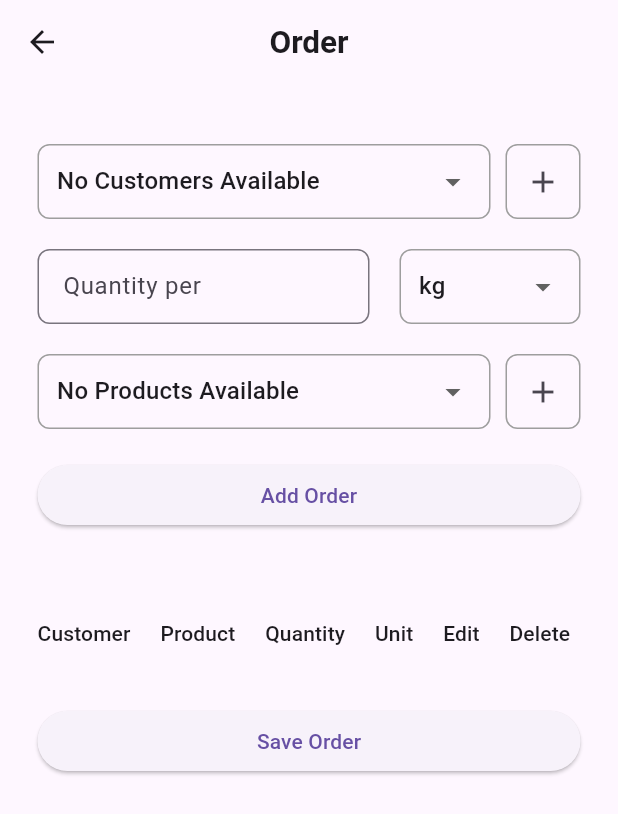
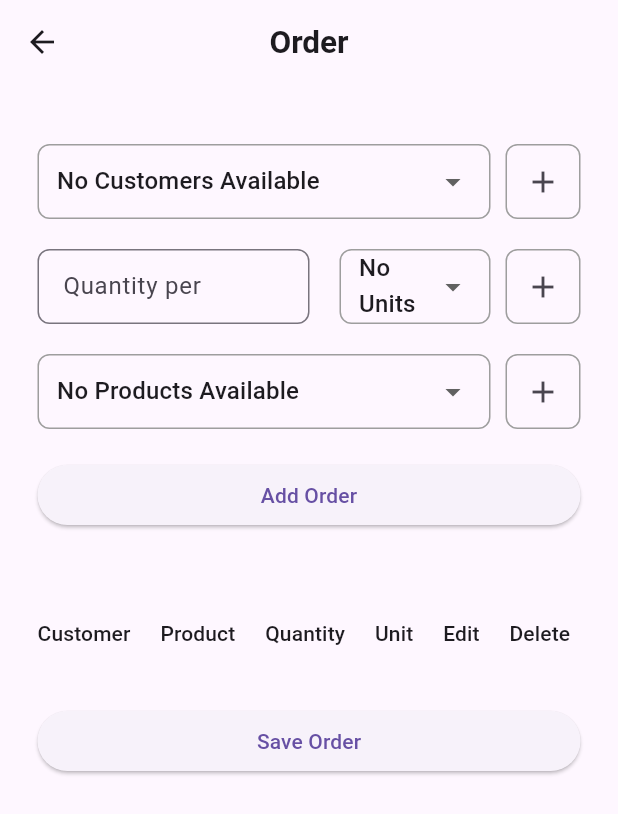
Before and after one commit to Zsen2/Flutter-Order-App, a Flutter app: the screen it shows after launch, after a tap on the "add" icon, on a phone screen of 412 x 824 dp. Shown: the top 814 px of the screen. Run offline on Flutter 3.47's test engine with Material 3 defaults, Android fonts, the phone set to English and light mode, and no system bars; our stand-ins replace device_info_plus, flutter_slidable, open_file, pdf, permission_handler, sqflite; accounts and stored records are empty.

Commit message:
add units editable like products and customer, dropdown menus are sorted

```diff
--- a/lib/models/customLists_model.dart
+++ b/lib/models/customLists_model.dart
@@ -37,3 +37,23 @@ class ProductList {
         'product': product,
       };
 }
+
+class UnitList {
+  final int? id;
+  final String unit;
+
+  const UnitList({
+    required this.unit,
+    this.id,
+  });
+
+  factory UnitList.fromJson(Map<String, dynamic> json) => UnitList(
+        id: json["id"],
+        unit: json["unit"],
+      );
+
+  Map<String, dynamic> toJson() => {
+        'id': id,
+        'unit': unit,
+      };
+}
--- a/lib/pages/order_page.dart
+++ b/lib/pages/order_page.dart
@@ -18,14 +18,14 @@ class OrderPage extends StatefulWidget {
 class _OrderPageState extends State<OrderPage> {
   List<String> customers = [];
   List<String> products = [];
-  var units = ['kg', 'pieces'];
+  List<String> units = [];
 
   final List<OrderTable> orderDetailsList = [];
   bool isEditMode = false;
   OrderTable? currentlyEditingRow;
 
   String _dropdownValue1 = '';
-  String _dropdownValue2 = 'kg';
+  String _dropdownValue2 = '';
   String _dropdownValue3 = '';
 
   final TextEditingController _quantityController = TextEditingController();
@@ -45,6 +45,9 @@ class _OrderPageState extends State<OrderPage> {
   void fetchCustomersAndProducts() async {
     List<CustomerList> fetchedCustomers = await DatabaseHelper.getCustomers();
     List<ProductList> fetchedProducts = await DatabaseHelper.getProducts();
+    List<UnitList> fetchedUnits = await DatabaseHelper.getUnits();
+
+    List<String> unitNames = fetchedUnits.map((unit) => unit.unit).toList();
 
     List<String> customerNames =
         fetchedCustomers.map((customer) => customer.customer).toList();
@@ -57,7 +60,9 @@ class _OrderPageState extends State<OrderPage> {
           customerNames.isNotEmpty ? customerNames : ['No Customers Available'];
       products =
           productNames.isNotEmpty ? productNames : ['No Products Available'];
+      units = unitNames.isNotEmpty ? unitNames : ['No Units Available'];
 
+      _dropdownValue2 = units.first;
       _dropdownValue3 = customers.first;
       _dropdownValue1 = products.first;
     });
@@ -122,6 +127,15 @@ class _OrderPageState extends State<OrderPage> {
                   child: buildDropdown('Select unit', _dropdownValue2,
                       _updateDropdownValue2, units),
                 ),
+                Padding(
+                  padding: const EdgeInsets.only(left: 10),
+                  child: Container(
+                    decoration: BoxDecoration(
+                        border: Border.all(width: 1, color: Colors.grey),
+                        borderRadius: BorderRadius.circular(8)),
+                    child: addButton(context, 'Unit'),
+                  ),
+                ),
               ],
             ),
             const SizedBox(height: 20),
@@ -166,6 +180,7 @@ class _OrderPageState extends State<OrderPage> {
 
   Widget buildDropdown(String hintText, String value,
       Function(String?) onChanged, List<String> items) {
+    items.sort();
     return Container(
       padding: const EdgeInsets.symmetric(horizontal: 12),
       decoration: BoxDecoration(
@@ -192,7 +207,6 @@ class _OrderPageState extends State<OrderPage> {
       onPressed: () {
         Navigator.pushNamed(context, '/addcustomerproduct', arguments: type)
             .then((_) => fetchCustomersAndProducts());
-        ;
       },
     );
   }
@@ -245,7 +259,19 @@ class _OrderPageState extends State<OrderPage> {
       String unit = _dropdownValue2;
       String customer = _dropdownValue3;
 
-      // Parse the quantity from the text controller
+      if (customer == "No Customers Available") {
+        _showSnackBar('No customers available. Please add customers first.');
+        return;
+      }
+      if (product == "No Products Available") {
+        _showSnackBar('No products available. Please add products first.');
+        return;
+      }
+      if (unit == "No Units Available") {
+        _showSnackBar('No units available. Please add units first.');
+        return;
+      }
+
       int quantity;
       try {
         quantity = int.parse(_quantityController.text);
@@ -254,10 +280,9 @@ class _OrderPageState extends State<OrderPage> {
         }
       } catch (e) {
         _showSnackBar('Please enter a valid positive integer for quantity.');
-        return; // Exit the method if an error occurs
+        return;
       }
 
-      // Add the order if no error occurred during quantity parsing
       orderDetailsList.add(OrderTable(
         product: product,
         quantity: quantity,
@@ -266,12 +291,10 @@ class _OrderPageState extends State<OrderPage> {
         date: Utils.formatDate(DateTime.now()),
       ));
 
-      // Clear the quantity text controller for the next input
       _quantityController.clear();
     });
   }
 
-  //Input Handlers
   void _saveOrder() async {
     if (orderDetailsList.isEmpty) {
       _showSnackBar('No orders to save.');
--- a/lib/services/database_helper.dart
+++ b/lib/services/database_helper.dart
@@ -7,9 +7,10 @@ import 'dart:async';
 class DatabaseHelper {
   static StreamController<List<CustomerList>>? _customerStreamController;
   static StreamController<List<ProductList>>? _productStreamController;
+  static StreamController<List<UnitList>>? _unitStreamController;
 
   static const int _version = 1;
-  static const String _dbname = 'database2.db';
+  static const String _dbname = 'database3.db';
 
   static Future<Database> _getDB() async {
     return openDatabase(
@@ -42,6 +43,12 @@ class DatabaseHelper {
         CREATE TABLE IF NOT EXISTS ProductList(
           id INTEGER PRIMARY KEY AUTOINCREMENT,
           product TEXT
+        )
+      ''');
+        await db.execute('''
+        CREATE TABLE IF NOT EXISTS UnitList(
+          id INTEGER PRIMARY KEY AUTOINCREMENT,
+          unit TEXT
         )
       ''');
       },
@@ -228,4 +235,51 @@ class DatabaseHelper {
       whereArgs: [product.id],
     );
   }
+
+  static Future<int> addUnit(UnitList unitList) async {
+    final db = await _getDB();
+    return await db.insert('UnitList', unitList.toJson());
+  }
+
+  static Future<List<UnitList>> getUnits() async {
+    final db = await _getDB();
+    final List<Map<String, dynamic>> maps = await db.query("UnitList");
+    return List.generate(
+        maps.length, (index) => UnitList.fromJson(maps[index]));
+  }
+
+  static Stream<List<UnitList>> unitStream() {
+    _unitStreamController
+        ?.close(); // Close existing stream controller if any to avoid multiple subscriptions
+    _unitStreamController = StreamController<List<UnitList>>.broadcast(
+      onListen: () async {
+        while (_unitStreamController!.hasListener) {
+          final units = await getUnits();
+          _unitStreamController!.add(units);
+          await Future.delayed(const Duration(
+              milliseconds: 500)); // Adjust the frequency as needed
+        }
+      },
+    );
+    return _unitStreamController!.stream;
+  }
+
+  static Future<int> deleteUnit(int unitId) async {
+    final db = await _getDB();
+    return await db.delete(
+      'UnitList',
+      where: 'id = ?',
+      whereArgs: [unitId],
+    );
+  }
+
+  static Future<int> updateUnit(UnitList unit) async {
+    final db = await _getDB();
+    return await db.update(
+      'UnitList',
+      unit.toJson(),
+      where: 'id = ?',
+      whereArgs: [unit.id],
+    );
+  }
 }
```
Also changed, not shown: lib/pages/addCusProd_page.dart (+26 -8 lines).
